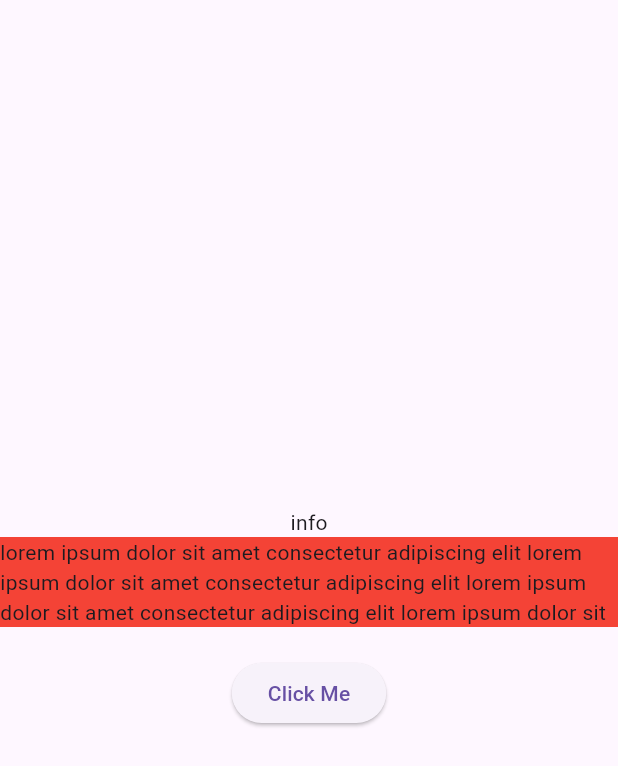
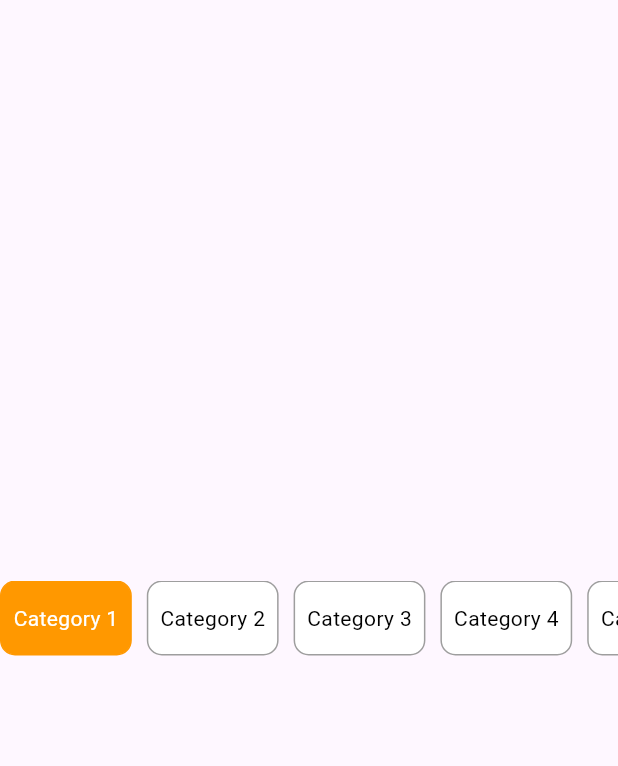
Before and after one commit to Eslam-Hossam1/animation_app, a Flutter app: the screen it shows after launch, on a phone screen of 412 x 824 dp. Shown: the top 766 px of the screen. Run offline on Flutter 3.47's test engine with Material 3 defaults, Android fonts, the phone set to English and light mode, and no system bars.

```diff
--- a/lib/animations_view.dart
+++ b/lib/animations_view.dart
@@ -17,7 +17,7 @@ class _AnimationsViewState extends State<AnimationsView> {
           child: Column(
             mainAxisAlignment: MainAxisAlignment.center,
             children: [
-              CollapsibleFaqSection(),
+              AnimatedCategories(),
             ],
           ),
         ),
@@ -26,50 +26,76 @@ class _AnimationsViewState extends State<AnimationsView> {
   }
 }
 
-class CollapsibleFaqSection extends StatefulWidget {
-  const CollapsibleFaqSection({
+class AnimatedCategories extends StatefulWidget {
+  const AnimatedCategories({
     super.key,
   });
 
   @override
-  State<CollapsibleFaqSection> createState() => _CollapsibleFaqSectionState();
+  State<AnimatedCategories> createState() => _AnimatedCategoriesState();
 }
 
-class _CollapsibleFaqSectionState extends State<CollapsibleFaqSection> {
+class _AnimatedCategoriesState extends State<AnimatedCategories> {
   bool isClicked = false;
+  int currentIndex = 0;
   double scale = 1.0;
+  static List<String> categories = [
+    "Category 1",
+    "Category 2",
+    "Category 3",
+    "Category 4",
+    "Category 5",
+    "Category 6",
+    "Category 7",
+    "Category 8",
+    "Category 9",
+    "Category 10",
+  ];
   @override
   Widget build(BuildContext context) {
-    return Column(
-      children: [
-        Text('info'),
-        AnimatedContainer(
-          duration: Duration(milliseconds: 500),
-          curve: Curves.easeInOut,
-          height: isClicked ? 200 : 60,
-          color: isClicked ? Colors.blue : Colors.red,
-          child: Center(
-            child: Text(
-                'lorem ipsum dolor sit amet consectetur adipiscing elit lorem ipsum dolor sit amet consectetur adipiscing elit lorem ipsum dolor sit amet consectetur adipiscing elit lorem ipsum dolor sit amet consectetur adipiscing elit lorem ipsum dolor sit amet consectetur adipiscing elit lorem ipsum dolor sit amet consectetur adipiscing elit lorem ipsum dolor sit amet consectetur adipiscing elit lorem ipsum dolor sit amet consectetur adipiscing elit lorem ipsum dolor sit amet consectetur adipiscing elit lorem ipsum dolor sit amet consectetur adipiscing elit lorem ipsum dolor sit amet consectetur adipiscing elit lorem ipsum dolor sit amet consectetur adipiscing elit '),
-          ),
-        ),
-        SizedBox(
-          height: 20,
-        ),
-        ElevatedButton(
-            onPressed: () {
-              if (isClicked) {
-                setState(() {
-                  isClicked = false;
-                });
-              } else {
-                setState(() {
-                  isClicked = true;
-                });
-              }
+    return SizedBox(
+      height: 50,
+      child: ListView.separated(
+        scrollDirection: Axis.horizontal,
+        itemBuilder: (context, index) {
+          isClicked = currentIndex == index;
+          return GestureDetector(
+            onTap: () {
+              setState(() {
+                currentIndex = index;
+              });
             },
-            child: Text('Click Me')),
-      ],
+            child: AnimatedContainer(
+              alignment: Alignment.center,
+              decoration: BoxDecoration(
+                border: Border.all(
+                  color: isClicked ? Colors.orange : Colors.grey,
+                ),
+                color: isClicked ? Colors.orange : Colors.white,
+                borderRadius: BorderRadius.circular(10),
+              ),
+              duration: Duration(
+                milliseconds: 300,
+              ),
+              child: Padding(
+                padding: const EdgeInsets.all(8.0),
+                child: Text(
+                  '${categories[index]}',
+                  style: TextStyle(
+                    color: isClicked ? Colors.white : Colors.black,
+                  ),
+                ),
+              ),
+            ),
+          );
+        },
+        separatorBuilder: (context, index) {
+          return SizedBox(
+            width: 10,
+          );
+        },
+        itemCount: 20,
+      ),
     );
   }
 }
```
